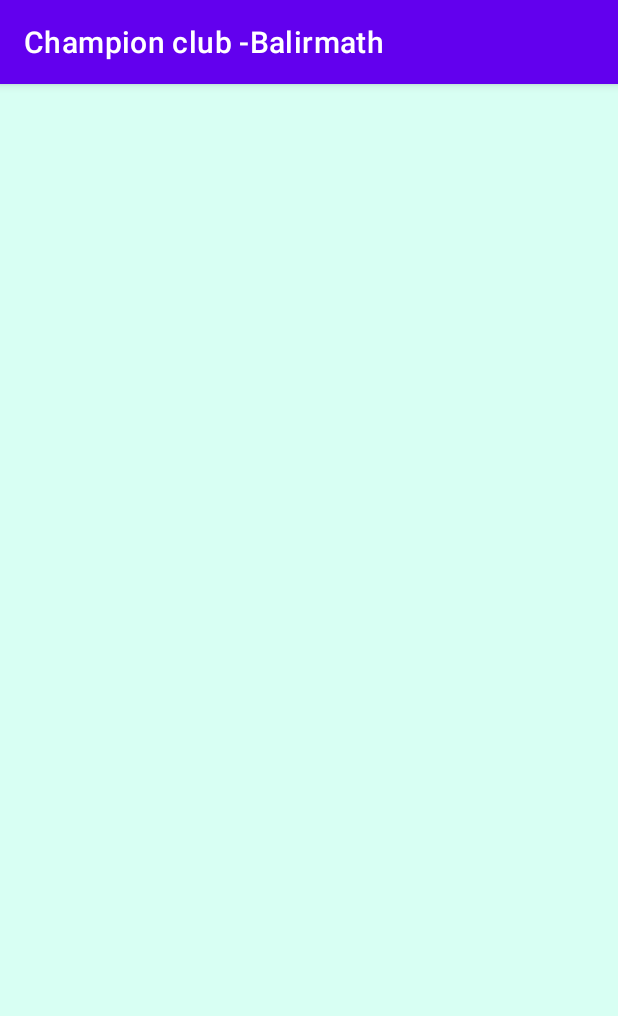
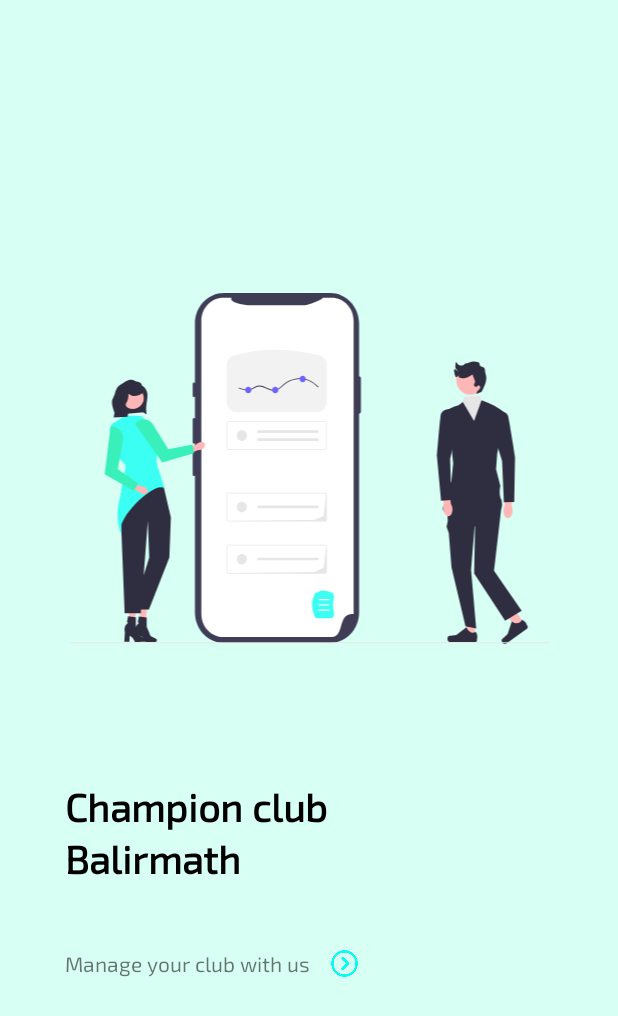
Before and after one commit to vagabon-09/E-club, an Android app: the screen it shows after launch (MainActivity), on a phone screen of 412 x 824 dp. Shown: the top 1016 px of the screen. Run offline under Robolectric (Android 15) with nearby library versions, the light colour scheme and no system bars; our stand-ins replace sdp/ssp sizes.

Commit message:
splash screen designed is on going

```diff
--- a/app/build.gradle
+++ b/app/build.gradle
@@ -3,12 +3,12 @@ plugins {
 }
 
 android {
-    compileSdk 32
+    compileSdk 33
 
     defaultConfig {
         applicationId "com.championclub_balirmath.com"
         minSdk 21
-        targetSdk 32
+        targetSdk 33
         versionCode 1
         versionName "1.0"
 
--- a/app/src/main/java/com/championclub_balirmath/com/MainActivity.java
+++ b/app/src/main/java/com/championclub_balirmath/com/MainActivity.java
@@ -3,6 +3,7 @@ package com.championclub_balirmath.com;
 import androidx.appcompat.app.AppCompatActivity;
 
 import android.os.Bundle;
+import android.view.WindowManager;
 
 public class MainActivity extends AppCompatActivity {
 
@@ -10,5 +11,6 @@ public class MainActivity extends AppCompatActivity {
     protected void onCreate(Bundle savedInstanceState) {
         super.onCreate(savedInstanceState);
         setContentView(R.layout.activity_main);
+        getWindow().setFlags(WindowManager.LayoutParams.FLAG_FULLSCREEN,WindowManager.LayoutParams.FLAG_FULLSCREEN);
     }
 }
--- /dev/null
+++ b/app/src/main/res/drawable/splsh_screen_image.xml
@@ -0,0 +1,166 @@
+<vector xmlns:android="http://schemas.android.com/apk/res/android"
+    android:width="319dp"
+    android:height="234dp"
+    android:viewportWidth="319"
+    android:viewportHeight="234">
+  <group>
+    <clip-path
+        android:pathData="M0,0h319v234h-319z"/>
+    <path
+        android:pathData="M39.74,208.15L44.68,208.28L42.81,224.09L39.47,224L39.74,208.15Z"
+        android:fillColor="#FFB6B6"/>
+    <path
+        android:pathData="M50.94,231.35C50.94,230.92 50.73,230.53 50.4,230.36L46.72,228.44L44.21,222.32L44.17,216.14L39,215.5L38.25,219.43C38.25,219.43 39.79,219.19 37.89,220.93C35.99,222.67 36.9,226.07 36.9,226.07L36.49,232.42H39.91L40.09,228.47C42.76,229.66 43.41,232.42 43.41,232.42H50.05C50.54,232.42 50.94,231.94 50.94,231.35Z"
+        android:fillColor="#2F2E41"/>
+    <path
+        android:pathData="M46.97,208.33L51.91,208.45L50.04,224.26L46.7,224.18L46.97,208.33Z"
+        android:fillColor="#FFB6B6"/>
+    <path
+        android:pathData="M58.17,231.52C58.17,231.09 57.96,230.7 57.63,230.53L53.95,228.62L51.44,222.49L51.4,216.31L46.22,215.67L45.48,219.61C45.48,219.61 47.02,219.37 45.12,221.1C43.21,222.84 44.13,226.24 44.13,226.24L43.71,232.6H47.14L47.32,228.64C49.98,229.83 50.64,232.6 50.64,232.6H57.27C57.77,232.6 58.17,232.12 58.17,231.52Z"
+        android:fillColor="#2F2E41"/>
+    <path
+        android:pathData="M41.31,115.59L35.72,129.65C33.85,134.34 33.26,139.47 34.01,144.49L36.73,213.55H47.48L52.17,152.05L53.1,176.35L42.34,210.96H52.92L66.51,176.35L67.51,149.7L62.69,129.02L41.31,115.59Z"
+        android:fillColor="#2F2E41"/>
+    <path
+        android:pathData="M192.86,55.44V20.32C192.86,9.1 184.21,0 173.55,0H102.86C92.2,-0 83.55,9.1 83.55,20.32V212.96C83.55,224.19 92.2,233.29 102.86,233.29H173.55C184.21,233.29 192.86,224.19 192.86,212.96V80.43C193.53,80.43 194.07,79.86 194.07,79.15L194.07,56.72C194.07,56.01 193.53,55.44 192.86,55.44Z"
+        android:fillColor="#3F3D56"/>
+    <path
+        android:pathData="M189.23,18.63V213.99C177.95,213.27 183.69,228.91 174.59,229.41H102.46C94.37,229.41 87.81,222.51 87.81,213.99V18.63C87.81,10.12 94.37,3.22 102.46,3.22H107.78C106.33,6.97 118.02,8.19 118.92,8.19H155.86C159.71,8.19 168.98,4.1 168.65,3.22H174.59C182.67,3.22 189.23,10.12 189.23,18.63V18.63Z"
+        android:fillColor="#ffffff"/>
+    <path
+        android:pathData="M82.99,59.74C82.47,59.74 82.05,60.18 82.05,60.72V68.57C82.05,69.12 82.47,69.56 82.99,69.56C83.5,69.56 83.92,69.12 83.92,68.57V60.72C83.92,60.18 83.5,59.74 82.99,59.74Z"
+        android:fillColor="#3F3D56"/>
+    <path
+        android:pathData="M82.99,83.3C82.47,83.3 82.05,83.74 82.05,84.28V99.5C82.05,100.04 82.47,100.48 82.99,100.48C83.5,100.48 83.92,100.04 83.92,99.5V84.28C83.92,83.74 83.5,83.3 82.99,83.3Z"
+        android:fillColor="#3F3D56"/>
+    <path
+        android:pathData="M82.99,104.9C82.47,104.9 82.05,105.34 82.05,105.88V121.1C82.05,121.64 82.47,122.08 82.99,122.08C83.5,122.08 83.92,121.64 83.92,121.1V105.88C83.92,105.34 83.5,104.9 82.99,104.9Z"
+        android:fillColor="#3F3D56"/>
+    <path
+        android:pathData="M302.99,220.87L298.57,224.06L284.77,207.61L291.3,202.9L302.99,220.87Z"
+        android:fillColor="#FFB6B6"/>
+    <path
+        android:pathData="M287.76,231.7C287.78,232.04 288.22,232.88 288.41,233.17C288.98,234.04 290.11,234.26 290.94,233.66L304.64,223.78C305.21,223.37 305.36,222.56 304.97,221.96L304.58,221.36C304.58,221.36 304.08,219.07 301.24,217.85C301.24,217.85 300.63,220.84 296.27,219.98L294.55,219.08L291.79,227.33L288.98,229.94C288.37,230.51 287.71,230.84 287.76,231.7Z"
+        android:fillColor="#2F2E41"/>
+    <path
+        android:pathData="M270.36,229.34L264.99,229.34L262.44,207.56L269.01,208.42L270.36,229.34Z"
+        android:fillColor="#FFB6B6"/>
+    <path
+        android:pathData="M251.98,229.21C251.81,229.51 251.72,230.46 251.72,230.81C251.72,231.87 252.54,232.73 253.54,232.73H270.16C270.84,232.73 271.4,232.14 271.4,231.42V230.69C271.4,230.69 272.22,228.5 270.53,225.8C270.53,225.8 268.43,227.92 265.28,224.61L264.36,222.84L257.65,228.01L253.93,228.49C253.12,228.59 252.4,228.47 251.98,229.21Z"
+        android:fillColor="#2F2E41"/>
+    <path
+        android:pathData="M251.55,146.57L251.95,151.7L251.15,155.79L252.61,160.09L254.4,182.86L263.73,222.12L270.85,223.69L267.43,184.48L270.08,152.14L251.55,146.57Z"
+        android:fillColor="#2F2E41"/>
+    <path
+        android:pathData="M281.81,124.27L254.57,124.67L251.55,146.57L270.08,155.72L269.49,187L290.14,218.45L301.13,211.84L282.71,185.13L287.87,140.59L281.81,124.27Z"
+        android:fillColor="#2F2E41"/>
+    <path
+        android:pathData="M261.65,72.78L256.84,79.27L259.11,129.04L276.89,128.65L279.92,85.25L276.14,74.1L274.77,71.6L273.13,68.37L262.64,69.15L261.65,72.78Z"
+        android:fillColor="#E6E6E6"/>
+    <path
+        android:pathData="M254.55,103.56L255.51,113.74L254.33,125.44L252.86,128.61L249.49,141.24C249.49,141.24 246.04,146.76 253.61,147.16C261.17,147.55 285.97,144.97 285.97,144.97C285.97,144.97 289.07,144.89 287.72,138.08C285.54,134.15 286.95,128.6 286.95,128.6L284.08,117.5L284.84,107.14L290.14,80.07C285.43,76.18 280.16,73.39 274.43,71.51L269.42,85.39L261.95,72.7L259.11,74.89C255.29,75.95 251.92,77.57 249.26,80.07L254.55,103.56Z"
+        android:fillColor="#2F2E41"/>
+    <path
+        android:pathData="M164.76,79.41H111.37C107.71,79.41 104.74,76.29 104.74,72.44V48.28C104.74,44.43 107.71,41.31 111.37,41.3C128.4,36.34 146.27,36.8 164.76,41.3C168.42,41.31 171.38,44.43 171.39,48.28V72.44C171.38,76.29 168.42,79.41 164.76,79.41Z"
+        android:fillColor="#F2F2F2"/>
+    <path
+        android:pathData="M170.2,104.73H105.93C105.27,104.73 104.74,104.17 104.74,103.47V86.7C104.74,86.01 105.27,85.44 105.93,85.44H170.2C170.85,85.44 171.39,86.01 171.39,86.7V103.48C171.39,104.17 170.85,104.73 170.2,104.73V104.73ZM105.93,85.94C105.54,85.95 105.22,86.28 105.22,86.7V103.48C105.22,103.89 105.54,104.23 105.93,104.23H170.2C170.59,104.23 170.91,103.89 170.91,103.48V86.7C170.91,86.28 170.59,85.95 170.2,85.94H105.93Z"
+        android:fillColor="#E6E6E6"/>
+    <path
+        android:pathData="M125.81,91.58C125.35,91.59 124.98,91.99 124.99,92.47C125,92.94 125.36,93.32 125.81,93.33H165.08C165.54,93.35 165.93,92.97 165.94,92.49C165.96,92 165.6,91.6 165.14,91.58H125.81V91.58Z"
+        android:fillColor="#E6E6E6"/>
+    <path
+        android:pathData="M125.81,96.84C125.35,96.85 124.98,97.25 124.99,97.73C125,98.2 125.36,98.58 125.81,98.59H165.08C165.54,98.61 165.93,98.23 165.94,97.75C165.96,97.27 165.6,96.86 165.14,96.84H125.81V96.84Z"
+        android:fillColor="#E6E6E6"/>
+    <path
+        android:pathData="M114.77,98.59C116.61,98.59 118.11,97.02 118.11,95.09C118.11,93.15 116.61,91.58 114.77,91.58C112.93,91.58 111.44,93.15 111.44,95.09C111.44,97.02 112.93,98.59 114.77,98.59Z"
+        android:fillColor="#E6E6E6"/>
+    <path
+        android:pathData="M170.2,187.09H105.93C105.27,187.09 104.74,186.52 104.74,185.83V169.05C104.74,168.36 105.27,167.8 105.93,167.8H170.2C170.85,167.8 171.39,168.36 171.39,169.05V185.83C171.39,186.53 170.85,187.09 170.2,187.09V187.09ZM105.93,168.3C105.54,168.3 105.22,168.64 105.22,169.05V185.83C105.22,186.25 105.54,186.59 105.93,186.59L162.9,185.99C163.29,185.99 169.27,183.65 169.27,183.23L170.91,169.05C170.91,168.64 170.59,168.3 170.2,168.3H105.93Z"
+        android:fillColor="#E6E6E6"/>
+    <path
+        android:pathData="M125.81,176.44C125.35,176.43 124.96,176.81 124.95,177.29C124.94,177.78 125.31,178.18 125.77,178.19C125.78,178.19 125.79,178.19 125.81,178.19H165.08C165.54,178.21 165.93,177.83 165.94,177.35C165.96,176.86 165.6,176.46 165.14,176.44H125.81V176.44Z"
+        android:fillColor="#E6E6E6"/>
+    <path
+        android:pathData="M114.77,180.95C116.61,180.95 118.11,179.38 118.11,177.45C118.11,175.51 116.61,173.94 114.77,173.94C112.93,173.94 111.44,175.51 111.44,177.45C111.44,179.38 112.93,180.95 114.77,180.95Z"
+        android:fillColor="#E6E6E6"/>
+    <path
+        android:pathData="M170.2,152.37H105.93C105.27,152.37 104.74,151.81 104.74,151.12V134.34C104.74,133.65 105.27,133.09 105.93,133.09H170.2C170.85,133.09 171.39,133.65 171.39,134.34V151.12C171.39,151.81 170.85,152.37 170.2,152.37V152.37ZM105.93,133.59C105.54,133.59 105.22,133.92 105.22,134.34V151.12C105.22,151.53 105.54,151.87 105.93,151.87L162.9,151.28C163.29,151.28 169.27,148.93 169.27,148.51L170.91,134.34C170.91,133.92 170.59,133.59 170.2,133.59H105.93Z"
+        android:fillColor="#E6E6E6"/>
+    <path
+        android:pathData="M125.81,141.72C125.35,141.71 124.96,142.09 124.95,142.58C124.94,143.06 125.31,143.46 125.77,143.47C125.78,143.47 125.79,143.47 125.81,143.47H165.08C165.54,143.49 165.93,143.11 165.94,142.63C165.96,142.15 165.6,141.74 165.14,141.72H125.81V141.72Z"
+        android:fillColor="#E6E6E6"/>
+    <path
+        android:pathData="M114.77,146.24C116.61,146.24 118.11,144.66 118.11,142.73C118.11,140.79 116.61,139.22 114.77,139.22C112.93,139.22 111.44,140.79 111.44,142.73C111.44,144.66 112.93,146.24 114.77,146.24Z"
+        android:fillColor="#E6E6E6"/>
+    <path
+        android:pathData="M266.95,67.9C272.13,67.9 276.34,63.48 276.34,58.02C276.34,52.56 272.13,48.14 266.95,48.14C261.76,48.14 257.56,52.56 257.56,58.02C257.56,63.48 261.76,67.9 266.95,67.9Z"
+        android:fillColor="#FFB6B6"/>
+    <path
+        android:pathData="M273.84,66.14C274.36,66.24 274.97,64.92 275.55,63.63C276.76,60.94 277.54,59.23 277.59,56.81C277.64,54.75 277.1,55.29 276.57,50.71C276.4,49.2 273.95,49.21 273.45,48.49C272.6,47.28 273.9,46.78 271.8,46.05C267.87,44.69 266.09,46.8 263.6,46.99C263.54,46.99 262.3,48.26 261.61,48.33C260.4,48.44 258.65,48.25 257.87,46.31C257.14,44.49 256.65,49.79 257.31,50.45C257.86,51.01 258.82,52.41 258.84,52.51C258.87,52.62 256.57,49.93 256.18,51.04C255.9,51.84 256.78,55.94 257.48,56.1C258.07,56.22 259.51,54.18 259.18,55.02C258.43,56.96 262.96,58.2 268.39,54.3C268.58,54.16 268.4,54.38 269.07,56.1C269.92,58.25 270.11,58.37 270.09,58.97C270.06,60.25 269.14,60.63 269.41,61.48C269.63,62.16 270.48,62.69 271.12,62.55C271.84,62.4 271.96,61.46 272.48,61.48C272.93,61.49 273.46,62.2 273.5,62.91C273.6,64.42 271.49,64.83 271.12,66.86C270.91,68.01 273.37,66.06 273.84,66.14Z"
+        android:fillColor="#2F2E41"/>
+    <path
+        android:pathData="M295.09,145.14C295.13,144.03 294.92,142.93 294.48,141.93L295.44,130.39L290.21,130.07L289.8,141.8C289.3,142.78 289.04,143.87 289.03,144.98C288.96,147.75 290.27,150.03 291.94,150.07C293.61,150.12 295.03,147.91 295.09,145.14L295.09,145.14Z"
+        android:fillColor="#FFB6B6"/>
+    <path
+        android:pathData="M283.97,98.63L288.09,112.04L289.28,139.44L296.18,139.29L296.71,109.28C296.71,109.28 293.27,87.11 292.12,82.12C290.97,77.14 280.35,78.99 280.35,78.99L283.97,98.63Z"
+        android:fillColor="#2F2E41"/>
+    <path
+        android:pathData="M112.95,63.66C114.9,64.34 116.94,65.03 119.02,64.91C119.97,64.86 120.88,64.62 121.74,64.2C122.62,63.77 123.43,63.18 124.32,62.77C127.6,61.26 130.85,63.84 133.9,64.8C135.43,65.29 137.03,65.4 138.53,64.73C140.17,63.99 141.42,62.57 142.77,61.38C145.82,58.73 149.79,57.3 153.74,57.4C158.07,57.52 162.26,59.54 165.25,62.83C165.5,63.11 165.9,62.69 165.65,62.41C163.04,59.53 159.52,57.59 155.78,57C152.03,56.41 148.14,57.2 144.84,59.17C143.18,60.16 141.84,61.52 140.37,62.79C138.94,64.03 137.35,64.83 135.46,64.57C132.21,64.11 129.41,61.48 126.04,61.72C123.89,61.87 122.35,63.57 120.32,64.12C117.91,64.76 115.38,63.89 113.1,63.09C112.75,62.97 112.6,63.54 112.95,63.66Z"
+        android:fillColor="#3F3D56"/>
+    <path
+        android:pathData="M119.05,66.81C120.2,66.81 121.13,65.83 121.13,64.62C121.13,63.41 120.2,62.43 119.05,62.43C117.9,62.43 116.97,63.41 116.97,64.62C116.97,65.83 117.9,66.81 119.05,66.81Z"
+        android:fillColor="#6C63FF"/>
+    <path
+        android:pathData="M137.03,66.91C138.18,66.91 139.11,65.93 139.11,64.72C139.11,63.51 138.18,62.52 137.03,62.52C135.88,62.52 134.95,63.51 134.95,64.72C134.95,65.93 135.88,66.91 137.03,66.91Z"
+        android:fillColor="#6C63FF"/>
+    <path
+        android:pathData="M155.29,59.47C156.44,59.47 157.37,58.49 157.37,57.28C157.37,56.07 156.44,55.09 155.29,55.09C154.14,55.09 153.2,56.07 153.2,57.28C153.2,58.49 154.14,59.47 155.29,59.47Z"
+        android:fillColor="#6C63FF"/>
+    <path
+        android:pathData="M34.44,133.33C28.28,151.78 36.13,166.32 34.5,156.94C33.14,149.1 56.33,125.25 63.3,130.17C63.16,129.38 58.72,115.03 58.29,114.96C58.9,113.35 58.05,113.33 58.01,112.51C57.88,109.32 58.59,106 59.96,102.6C60.86,99.96 60.87,97.7 60,95.87C59.25,94.37 57.99,93.23 56.47,92.66L51.9,86.85C50.71,85.34 48.95,82.07 47.09,82.08L37.07,81.71C36.78,81.53 33.26,84.71 29.83,86.27C26.12,87.97 26.89,92.6 26.89,92.66L26.9,92.71L26.94,92.75L32.41,109.68L37.34,114.54C37.09,115.31 37.15,115.88 37.62,116.21C36.95,116.73 33.96,132.38 34.44,132.93L34.44,133.33Z"
+        android:fillColor="#3BFFF2"/>
+    <path
+        android:pathData="M85.93,99.84C85.19,100.15 84.52,100.65 84,101.29L76.06,104.15L77.47,108.09L85.37,104.76C86.17,104.82 86.97,104.67 87.71,104.34C89.56,103.53 90.67,101.87 90.18,100.62C89.69,99.38 87.79,99.03 85.93,99.84Z"
+        android:fillColor="#FFB6B6"/>
+    <path
+        android:pathData="M43.6,87.22L61.7,112.93L82.92,106.78L82,100.96L65.84,104.18L56.83,89.59C53.89,83.6 48.08,82.4 43.6,87.21V87.22Z"
+        android:fillColor="#3AF0BA"/>
+    <path
+        android:pathData="M173.62,216.9H165.36C163.92,216.9 162.74,215.67 162.74,214.15C161.18,209.67 160.98,205.65 162.74,202.3C162.74,200.78 163.92,199.54 165.36,199.54C167.8,197.68 170.65,198.24 173.62,199.54C175.06,199.54 176.24,200.78 176.24,202.3C175.23,206.09 175.31,210.05 176.24,214.15C176.24,215.67 175.06,216.9 173.62,216.9Z"
+        android:fillColor="#3BFFF2"/>
+    <path
+        android:pathData="M172.82,204.82H166.15C165.92,204.82 165.73,204.62 165.73,204.38C165.73,204.14 165.92,203.94 166.15,203.94H172.82C173.05,203.94 173.24,204.14 173.24,204.38C173.24,204.62 173.05,204.82 172.82,204.82Z"
+        android:fillColor="#ffffff"/>
+    <path
+        android:pathData="M172.82,208.33H166.15C165.92,208.33 165.73,208.13 165.73,207.89C165.73,207.65 165.92,207.45 166.15,207.45H172.82C173.05,207.45 173.24,207.65 173.24,207.89C173.24,208.13 173.05,208.33 172.82,208.33Z"
+        android:fillColor="#ffffff"/>
+    <path
+        android:pathData="M172.82,211.84H166.15C165.92,211.84 165.73,211.64 165.73,211.4C165.73,211.16 165.92,210.96 166.15,210.96H172.82C173.05,210.96 173.24,211.16 173.24,211.4C173.24,211.64 173.05,211.84 172.82,211.84Z"
+        android:fillColor="#ffffff"/>
+    <path
+        android:pathData="M319,232.86H0V233.52H319V232.86Z"
+        android:fillColor="#E6E6E6"/>
+    <path
+        android:pathData="M248.97,144.21C249.24,146.97 250.81,149.06 252.48,148.88C254.14,148.7 255.27,146.31 255,143.56C254.91,142.46 254.57,141.39 254,140.46L252.71,128.79L247.52,129.54L249.35,140.96C248.97,142 248.85,143.11 248.97,144.21L248.97,144.21Z"
+        android:fillColor="#FFB6B6"/>
+    <path
+        android:pathData="M256.6,96.93L258.76,77.05C258.76,77.05 248.03,76.09 247.25,81.15C246.47,86.21 244.69,108.6 244.69,108.6L247.45,138.48L254.34,138.06L253.49,110.65L256.6,96.93Z"
+        android:fillColor="#2F2E41"/>
+    <path
+        android:pathData="M49.42,79.52L34.93,80.91L34.5,65.06L50.29,64.58L49.42,79.52Z"
+        android:fillColor="#2F2E41"/>
+    <path
+        android:pathData="M42.09,77.39C46.29,77.39 49.7,73.81 49.7,69.39C49.7,64.97 46.29,61.38 42.09,61.38C37.89,61.38 34.49,64.97 34.49,69.39C34.49,73.81 37.89,77.39 42.09,77.39Z"
+        android:fillColor="#FFB6B6"/>
+    <path
+        android:pathData="M48.21,61.59C48.16,59.6 45.81,59.39 43.98,58.9L42.32,57.99C40.69,57.55 38.96,57.86 37.56,58.83L33.14,61.66C31.15,63.04 30.84,65.27 30.03,67.62L28.57,71.07C27.77,73.39 28.82,76.47 29.63,78.78L29.96,79.75L29.44,82.93L38.66,82.48L39.47,77.57L37.9,75.71C37.34,75.05 37.3,74.07 37.79,73.36C39.57,70.79 39.24,67.18 39.24,67.18L41.5,68.48C42.98,68.69 44.29,68.67 45.45,68.41C46.73,68.13 47.82,67.57 48.71,66.73L49.52,69.58C49.72,73.11 49.09,74.05 46.1,77.51L51.35,80.99L51.16,79.11C50.7,74.64 52.11,71.11 51.91,67.48C51.77,64.96 50.35,62.72 48.21,61.59Z"
+        android:fillColor="#2F2E41"/>
+    <path
+        android:pathData="M49.47,129.08C48.73,128.76 47.92,128.63 47.12,128.71L39.53,124.96L37.94,128.82L45.82,132.2C46.35,132.83 47.02,133.31 47.78,133.61C49.64,134.38 51.54,134 52,132.75C52.47,131.49 51.34,129.85 49.47,129.08Z"
+        android:fillColor="#FFB6B6"/>
+    <path
+        android:pathData="M27.36,89.04L23.4,120.78L42.72,131.87L45.91,127.01L32.16,117.51L35.31,100.42C37.14,93.96 33.77,88.85 27.36,89.04L27.36,89.04Z"
+        android:fillColor="#3AF0BA"/>
+  </group>
+</vector>
--- a/app/src/main/res/layout/activity_main.xml
+++ b/app/src/main/res/layout/activity_main.xml
@@ -7,5 +7,62 @@
     android:layout_height="match_parent"
     tools:context=".MainActivity">
 
+    <ImageView
+        android:id="@+id/imageView"
+        android:layout_width="@dimen/_250sdp"
+        android:layout_height="@dimen/_180sdp"
+        android:layout_marginTop="@dimen/_150sdp"
+        android:src="@drawable/splsh_screen_image"
+        app:layout_constraintEnd_toEndOf="parent"
+        app:layout_constraintStart_toStartOf="parent"
+        app:layout_constraintTop_toTopOf="parent" />
+
+    <TextView
+        android:id="@+id/textView"
+        android:layout_width="wrap_content"
+        android:layout_height="wrap_content"
+        android:layout_marginTop="@dimen/_70sdp"
+        android:fontFamily="@font/exo2"
+        android:text="@string/club_name"
+        android:textColor="@color/black"
+        android:textSize="@dimen/_20sdp"
+        android:textStyle="bold"
+        app:layout_constraintEnd_toEndOf="@+id/imageView"
+        app:layout_constraintHorizontal_bias="0.0"
+        app:layout_constraintStart_toStartOf="@+id/imageView"
+        app:layout_constraintTop_toBottomOf="@+id/imageView" />
+
+    <TextView
+        android:id="@+id/textView2"
+        android:layout_width="wrap_content"
+        android:layout_height="wrap_content"
+        android:fontFamily="@font/exo2"
+        android:text="@string/club_adress"
+        android:textColor="@color/black"
+        android:textSize="@dimen/_20sdp"
+        android:textStyle="bold"
+        app:layout_constraintStart_toStartOf="@+id/textView"
+        app:layout_constraintTop_toBottomOf="@+id/textView" />
+
+    <TextView
+        android:id="@+id/textView3"
+        android:layout_width="wrap_content"
+        android:layout_height="wrap_content"
+        android:fontFamily="@font/exo2"
+        android:text="@string/app_motive"
+        app:layout_constraintBottom_toBottomOf="parent"
+        app:layout_constraintStart_toStartOf="@+id/textView2"
+        app:layout_constraintTop_toBottomOf="@+id/textView2"
+        app:layout_constraintVertical_bias="0.19999999" />
+
+    <ImageView
+        android:layout_width="@dimen/_15sdp"
+        android:layout_height="@dimen/_15sdp"
+        android:src="@drawable/go_right"
+        android:layout_marginStart="@dimen/_10sdp"
+        app:layout_constraintBottom_toBottomOf="@+id/textView3"
+        app:layout_constraintStart_toEndOf="@+id/textView3"
+        app:layout_constraintTop_toTopOf="@+id/textView3" />
+
 
 </androidx.constraintlayout.widget.ConstraintLayout>
--- a/app/src/main/res/values-night/themes.xml
+++ b/app/src/main/res/values-night/themes.xml
@@ -1,6 +1,6 @@
 <resources xmlns:tools="http://schemas.android.com/tools">
     <!-- Base application theme. -->
-    <style name="Theme.ChampionClubBalirmath" parent="Theme.MaterialComponents.DayNight.DarkActionBar">
+    <style name="Theme.ChampionClubBalirmath" parent="Theme.MaterialComponents.DayNight.NoActionBar">
         <!-- Primary brand color. -->
         <item name="colorPrimary">@color/purple_200</item>
         <item name="colorPrimaryVariant">@color/purple_700</item>
--- a/app/src/main/res/values/strings.xml
+++ b/app/src/main/res/values/strings.xml
@@ -1,3 +1,7 @@
 <resources>
     <string name="app_name">Champion club -Balirmath</string>
+    <string name="splash_screen_image">splash screen image</string>
+    <string name="club_name">Champion club</string>
+    <string name="club_adress">Balirmath</string>
+    <string name="app_motive">Manage your club with us</string>
 </resources>
--- a/app/src/main/res/values/themes.xml
+++ b/app/src/main/res/values/themes.xml
@@ -1,6 +1,6 @@
 <resources xmlns:tools="http://schemas.android.com/tools">
     <!-- Base application theme. -->
-    <style name="Theme.ChampionClubBalirmath" parent="Theme.MaterialComponents.DayNight.DarkActionBar">
+    <style name="Theme.ChampionClubBalirmath" parent="Theme.MaterialComponents.DayNight.NoActionBar">
         <!-- Primary brand color. -->
         <item name="colorPrimary">@color/purple_500</item>
         <item name="colorPrimaryVariant">@color/purple_700</item>
```
Also changed, not shown: app/src/main/res/drawable-v24/go_right.png (added), app/src/main/res/drawable/go_right.png (added), app/src/main/res/font/exo2.ttf (added).
